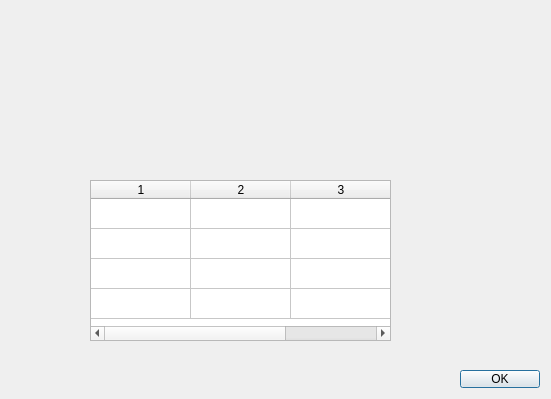
Before: the Qt Designer form trainingdialog.ui in AhmedZ70/BitWise-EducationalApp, drawn with Qt 5.
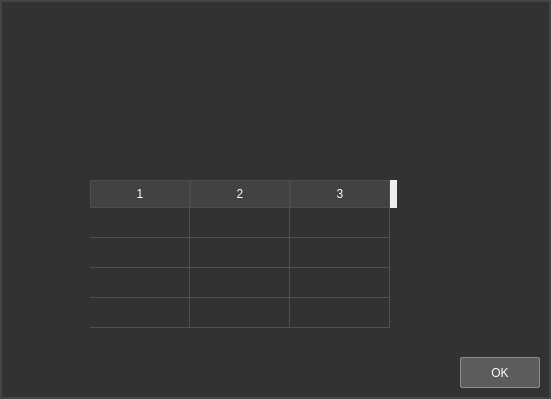
After: the same form once the commit is applied. Icons and pictures are not drawn.

Commit message: changed dialog background color

The edit to the form file:
```diff
--- a/trainingdialog.ui
+++ b/trainingdialog.ui
@@ -19,13 +19,93 @@
   <property name="windowTitle">
    <string>Dialog</string>
   </property>
+  <property name="styleSheet">
+   <string notr="true">QDialog {
+  background-color: #323232; /* Dark background */
+  color: #ffffff; /* Light text for better contrast */
+  border: 2px solid #444444; /* Solid border */
+}
+
+QPushButton {
+  color: #ffffff;
+  background-color: #5c5c5c;
+  border: 1px solid #8f8f8f;
+  padding: 5px;
+  border-radius: 2px;
+}
+
+QPushButton:hover {
+  background-color: #505050;
+}
+
+QPushButton:pressed {
+  background-color: #3a3a3a;
+}
+
+QLabel {
+  color: #ffffff;
+}
+
+QTableWidget {
+  background-color: #323232;
+  color: #ffffff;
+  gridline-color: #505050; /* Grid lines in a slightly lighter shade for visibility */
+  border: none;
+  /* Disabling editing */
+  selection-mode: QAbstractItemView::NoSelection;
+  selection-behavior: QAbstractItemView::SelectRows;
+}
+
+QTableWidget::item {
+  padding: 5px;
+  border-radius: 2px;
+  /* Making table items read-only */
+  selection-background-color: #323232;
+}
+
+QTableWidget::item:selected {
+  background-color: #505050;
+}
+
+QHeaderView::section {
+  background-color: #424242;
+  padding: 4px;
+  border: 1px solid #4d4d4d;
+  color: #ffffff;
+}
+
+QScrollBar:vertical {
+  border: none;
+  background-color: #2e2e2e;
+  width: 10px;
+  margin: 21px 0 21px 0;
+}
+
+QScrollBar::handle:vertical {
+  background: #626262;
+  min-height: 25px;
+}
+
+QScrollBar::add-line:vertical, QScrollBar::sub-line:vertical {
+  background: none;
+}
+
+QScrollBar::up-arrow:vertical, QScrollBar::down-arrow:vertical {
+  background: none;
+}
+
+QScrollBar::add-page:vertical, QScrollBar::sub-page:vertical {
+  background: none;
+}
+</string>
+  </property>
   <widget class="QPushButton" name="okButton">
    <property name="geometry">
     <rect>
      <x>460</x>
-     <y>370</y>
+     <y>357</y>
      <width>80</width>
-     <height>18</height>
+     <height>31</height>
     </rect>
    </property>
    <property name="text">
@@ -72,10 +152,16 @@
     <rect>
      <x>90</x>
      <y>180</y>
-     <width>301</width>
-     <height>161</height>
+     <width>307</width>
+     <height>148</height>
     </rect>
    </property>
+   <property name="frameShape">
+    <enum>QFrame::StyledPanel</enum>
+   </property>
+   <property name="gridStyle">
+    <enum>Qt::SolidLine</enum>
+   </property>
    <property name="rowCount">
     <number>4</number>
    </property>
```
